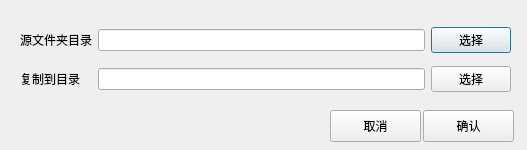
The window that ui/dialog/CopyDirToPathDialog.ui (xiaohaijoe/AutoPackage) describes before a commit, drawn with Qt 5.
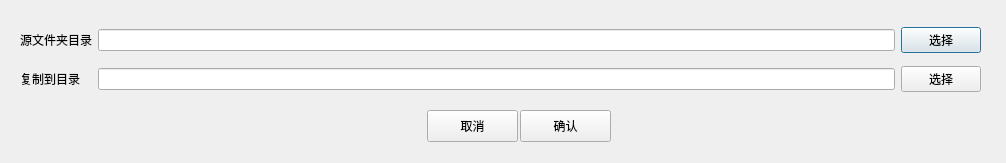
The same window after the commit.

The edit to the form file:
```diff
--- a/ui/dialog/CopyDirToPathDialog.ui
+++ b/ui/dialog/CopyDirToPathDialog.ui
@@ -6,8 +6,8 @@
    <rect>
     <x>0</x>
     <y>0</y>
-    <width>527</width>
-    <height>150</height>
+    <width>1006</width>
+    <height>163</height>
    </rect>
   </property>
   <property name="windowTitle">
@@ -18,7 +18,7 @@
     <rect>
      <x>20</x>
      <y>20</y>
-     <width>491</width>
+     <width>961</width>
      <height>81</height>
     </rect>
    </property>
@@ -62,7 +62,7 @@
   <widget class="QPushButton" name="confirmBtn">
    <property name="geometry">
     <rect>
-     <x>423</x>
+     <x>520</x>
      <y>110</y>
      <width>91</width>
      <height>32</height>
@@ -75,7 +75,7 @@
   <widget class="QPushButton" name="cancelBtn">
    <property name="geometry">
     <rect>
-     <x>330</x>
+     <x>427</x>
      <y>110</y>
      <width>91</width>
      <height>32</height>
```
